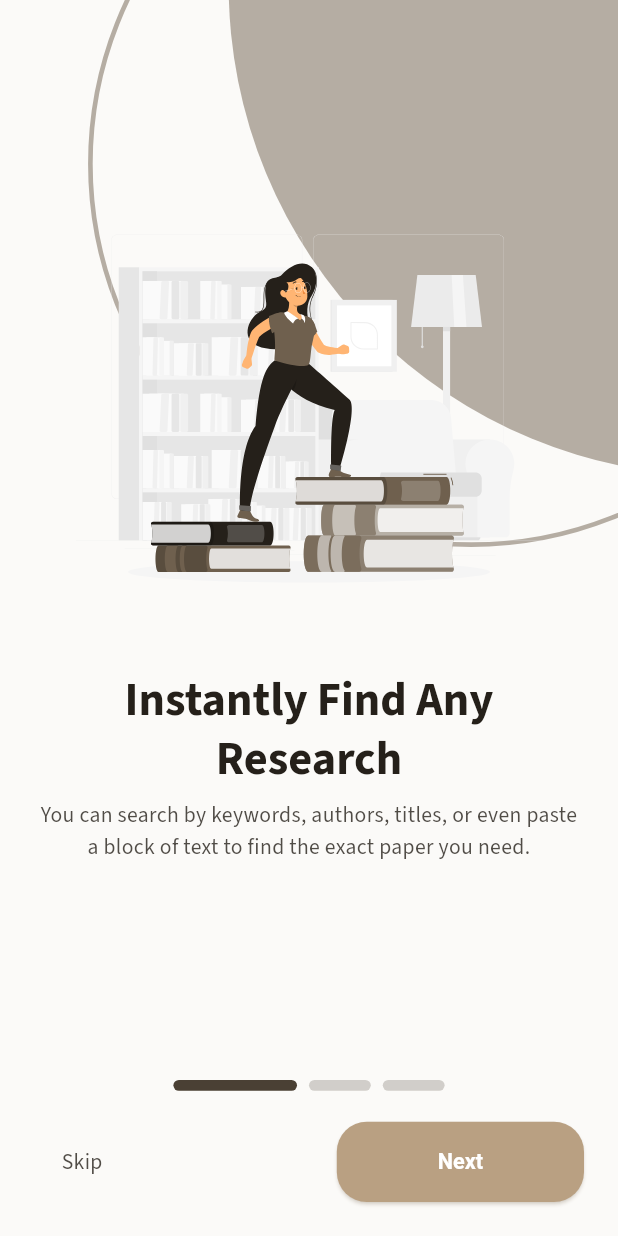
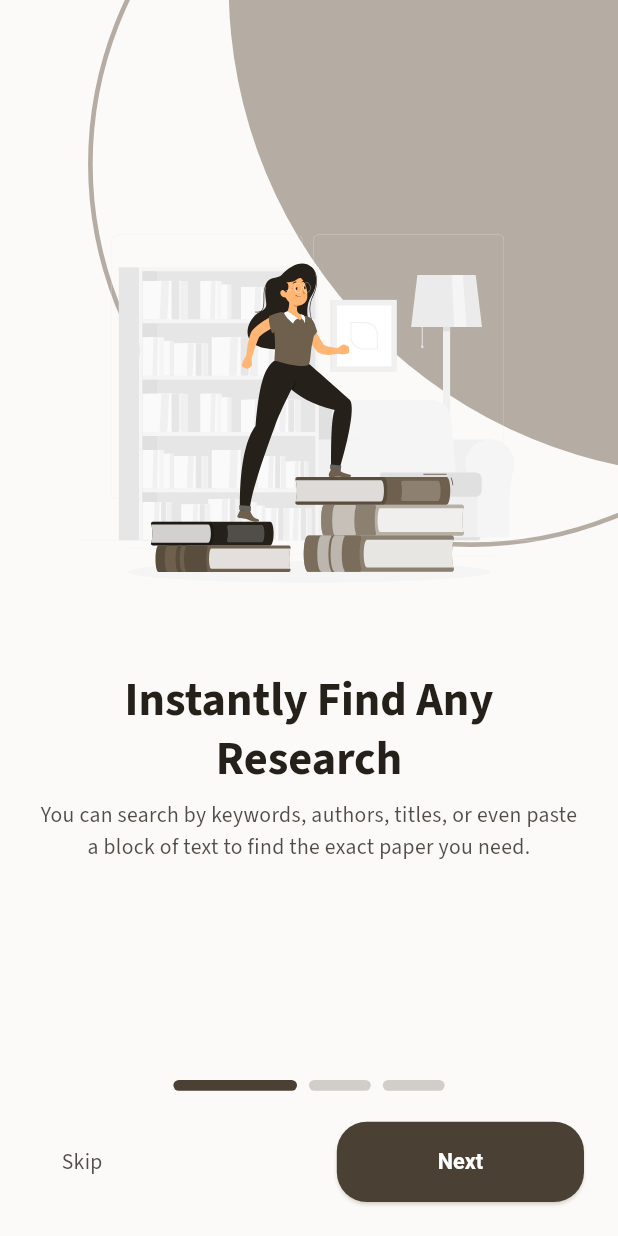
Before and after one commit to amrnabih113/Mirath, a Flutter app: the screen it shows after launch, on a phone screen of 412 x 824 dp. Run offline on Flutter 3.47's test engine with Material 3 defaults, Android fonts, the phone set to English and light mode, and no system bars; our stand-ins replace bloc, connectivity_plus, cookie_jar, dartz, device_preview, dio and 14 more; missing offline and left inert: hugeicons_pro.

Commit message:
update buttons colors

```diff
--- a/lib/core/themes/custom_themes/elevation_button_theme.dart
+++ b/lib/core/themes/custom_themes/elevation_button_theme.dart
@@ -10,9 +10,8 @@ class MyElevationButtonTheme {
     BuildContext context,
   ) {
     final double fontSize = MySizes.bodyMedium(context); // responsive
-    final double verticalPadding = MySizes.spaceMd(
-      context,
-    ); // responsive padding
+    final double verticalPadding =
+        MySizes.spaceMd(context) - 5; // responsive padding
     final double horizontalPadding = MySizes.spaceLg(
       context,
     ); // responsive padding
@@ -21,8 +20,8 @@ class MyElevationButtonTheme {
       style: ElevatedButton.styleFrom(
         shadowColor: MyColors.primaryColor.withAlpha(128),
         foregroundColor: Colors.white,
-        backgroundColor: MyColors.primaryColor,
-        disabledBackgroundColor: MyColors.primaryShade300,
+        backgroundColor: MyColors.primaryShade700,
+        disabledBackgroundColor: MyColors.primaryShade700.withAlpha(120),
         disabledForegroundColor: MyColors.primaryShade50,
         side: BorderSide.none,
         padding: EdgeInsets.symmetric(
--- a/lib/core/themes/custom_themes/text_field_theme.dart
+++ b/lib/core/themes/custom_themes/text_field_theme.dart
@@ -21,7 +21,7 @@ class MyTextFieldTheme {
     final fontSize = MySizes.bodyMedium(context); // responsive font size
 
     return InputDecorationThemeData(
-      fillColor: MyColors.primaryShade300,
+      fillColor: MyColors.primaryShade100,
       filled: true,
       errorMaxLines: 3,
       prefixIconColor: MyColors.textPrimary,
--- a/lib/features/auth/presentation/screens/otp_screen.dart
+++ b/lib/features/auth/presentation/screens/otp_screen.dart
@@ -79,6 +79,7 @@ class OtpScreen extends StatelessWidget {
                                       );
                                     },
                                   ),
+                                  SizedBox(height: MySizes.spaceMd(context)),
                                   TimerWidget(),
                                 ],
                               );
--- a/lib/features/auth/presentation/screens/reset_password_screen.dart
+++ b/lib/features/auth/presentation/screens/reset_password_screen.dart
@@ -152,12 +152,6 @@ class _ResetPasswordScreenState extends State<ResetPasswordScreen> {
                                             state.status == AuthStatus.loading;
 
                                         return ElevatedButton(
-                                          style: ElevatedButton.styleFrom(
-                                            disabledForegroundColor: Colors
-                                                .white
-                                                .withAlpha(128),
-                                            foregroundColor: MyColors.black,
-                                          ),
                                           onPressed:
                                               (!isButtonEnabled || isLoading)
                                               ? null
--- a/lib/features/auth/presentation/screens/verify_account_screen.dart
+++ b/lib/features/auth/presentation/screens/verify_account_screen.dart
@@ -88,6 +88,7 @@ class VerifyAccountScreen extends StatelessWidget {
                                       );
                                     },
                                   ),
+                                  SizedBox(height: MySizes.spaceLg(context)),
                                   const TimerWidget(),
                                 ],
                               );
--- a/lib/features/auth/presentation/widgets/signin_form.dart
+++ b/lib/features/auth/presentation/widgets/signin_form.dart
@@ -53,7 +53,7 @@ class _SigninFormState extends State<SigninForm> {
             cursorColor: MyColors.primaryColor,
             controller: _emailController,
             keyboardType: TextInputType.emailAddress,
-            validator: (value) => MyValidator.validateEmail(context,value),
+            validator: (value) => MyValidator.validateEmail(context, value),
             style: context.bodyMedium.copyWith(color: MyColors.textPrimary),
             decoration: InputDecoration(
               hintText: S.of(context).email_or_username,
@@ -64,7 +64,7 @@ class _SigninFormState extends State<SigninForm> {
             cursorColor: MyColors.primaryColor,
             controller: _passwordController,
             obscureText: _obscurePassword,
-            validator: (value) => MyValidator.validatePassword(context,value),
+            validator: (value) => MyValidator.validatePassword(context, value),
             style: context.bodyMedium.copyWith(color: MyColors.textPrimary),
             decoration: InputDecoration(
               hintText: S.of(context).password,
@@ -108,7 +108,6 @@ class _SigninFormState extends State<SigninForm> {
                 child: ElevatedButton(
                   onPressed: isLoading ? null : _handleSignIn,
                   style: ElevatedButton.styleFrom(
-                    foregroundColor: MyColors.textPrimary,
                     padding: EdgeInsets.symmetric(
                       vertical: MySizes.spaceMd(context),
                       horizontal: MySizes.spaceLg(context),
--- a/lib/features/auth/presentation/widgets/verified_button_widget.dart
+++ b/lib/features/auth/presentation/widgets/verified_button_widget.dart
@@ -23,10 +23,6 @@ class VerifiedButtonWidget extends StatelessWidget {
         return SizedBox(
           width: MySizes.buttonWidth(context),
           child: ElevatedButton(
-            style: ElevatedButton.styleFrom(
-              disabledForegroundColor: Colors.white.withAlpha(128),
-              foregroundColor: MyColors.black,
-            ),
             onPressed: otpCode.length == 6
                 ? () {
                     if (actionType == VerifyActionType.verifyEmail) {
```
Also changed, not shown: lib/features/auth/presentation/widgets/signup_form.dart (+9 -6 lines).
